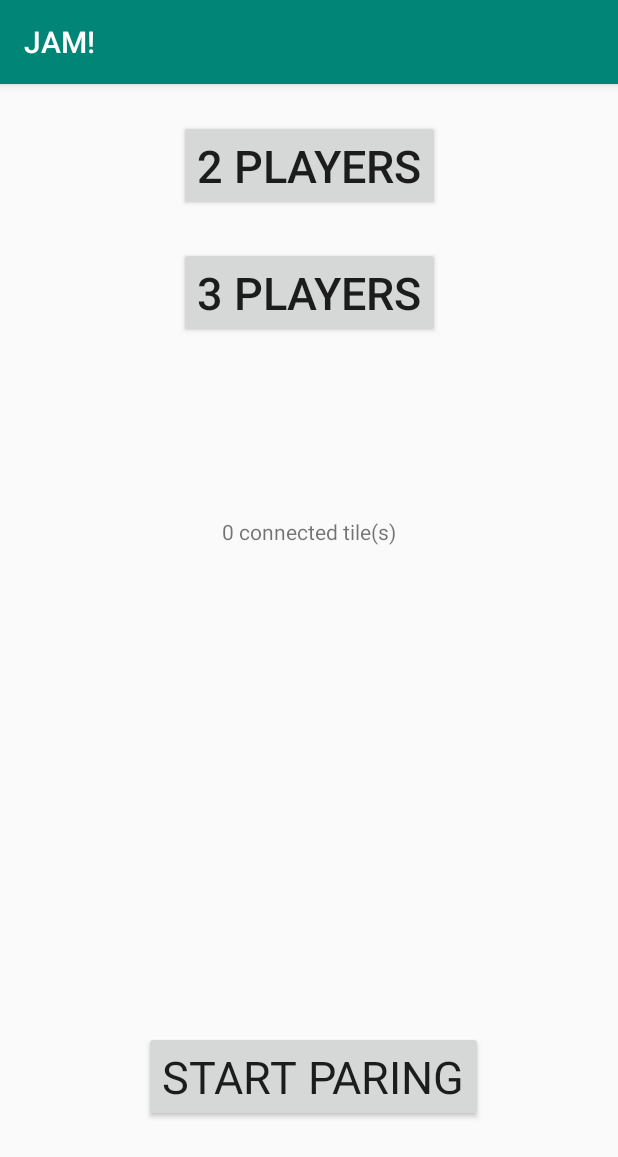
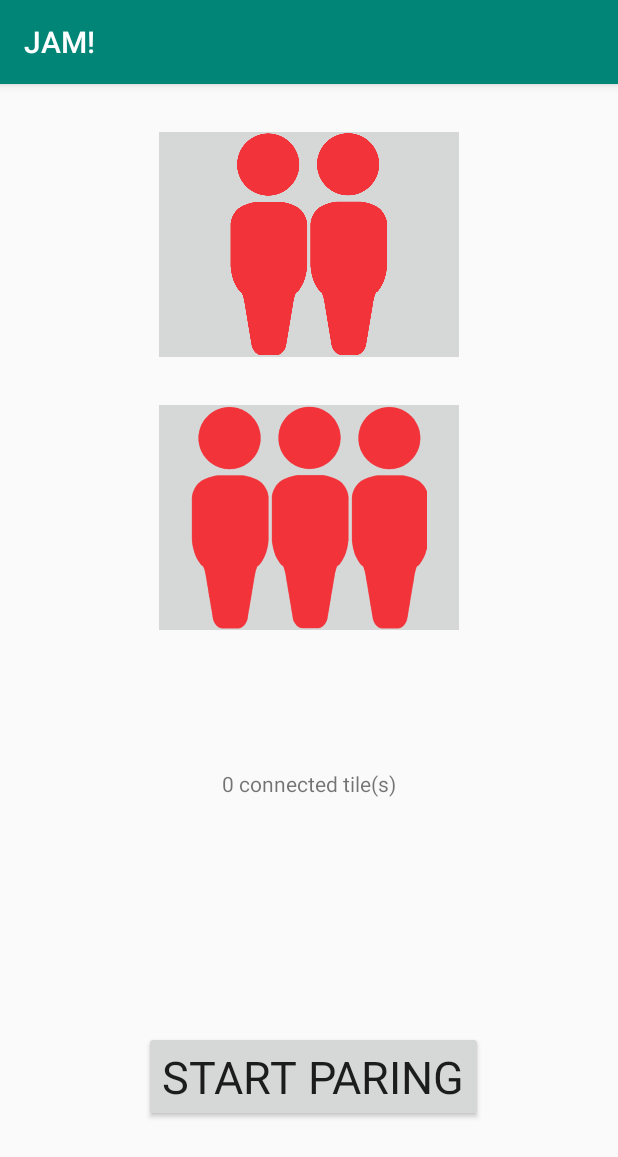
Before and after one commit to sellerskyle/PlaywareGroup2Final, an Android app: the screen it shows after launch (MainActivity), on a phone screen of 412 x 824 dp. Shown: the top 1157 px of the screen. Run offline under Robolectric (Android 15) with nearby library versions, the phone set to English and light mode, and no system bars; libraries missing offline, so code that uses them is left out: com.livelife.motolibrary; Roboto replaces fonts that are not available here; 7 statements that could not run were skipped.

Commit message:
Image buttons on the main screen and colors on the instrument selection screen.

```diff
--- a/app/src/main/java/com/example/miniproject/InstrumentSelectionActivity.java
+++ b/app/src/main/java/com/example/miniproject/InstrumentSelectionActivity.java
@@ -74,13 +74,11 @@ public class InstrumentSelectionActivity extends AppCompatActivity implements Ad
             tilesPerPlayer = 4;
         }
 
-
         connection.setAllTilesColor(AntData.LED_COLOR_OFF);
         for(int i = 0 ; i < numberOfPlayers; i++){
             for(int j = 0 ; j < tilesPerPlayer; j++){
                 int tileid=(tilesPerPlayer*i)+j+1;
                 Log.v("Game","Id:" + tileid);
-
                 connection.setTileColor(color[i], tileid);
             }
         }
@@ -88,13 +86,8 @@ public class InstrumentSelectionActivity extends AppCompatActivity implements Ad
         AItiles = tilesConnected-(numberOfPlayers*tilesPerPlayer);
 
         for(int i = 0 ; i < AItiles; i++){
-            //connection.setTileColor(color[i+numberOfPlayers], (numberOfPlayers*tilesPerPlayer)+i+1);
-           // connection.setTileColor(color[3], (10));
-           // connection.setTileColorRelease(color[i+numberOfPlayers], (numberOfPlayers*tilesPerPlayer)+i+1);
+            connection.setTileColor(color[i+numberOfPlayers], (numberOfPlayers*tilesPerPlayer)+i+1);
         }
-
-
-
 
         Spinner player1 = (Spinner) findViewById(R.id.player1selection);
         ArrayAdapter<CharSequence> adapter1 = ArrayAdapter.createFromResource(this, R.array.instrument_options, android.R.layout.simple_spinner_item);
--- a/app/src/main/java/com/example/miniproject/MainActivity.java
+++ b/app/src/main/java/com/example/miniproject/MainActivity.java
@@ -7,6 +7,7 @@ import android.os.Bundle;
 import android.view.View;
 import android.widget.ArrayAdapter;
 import android.widget.Button;
+import android.widget.ImageButton;
 import android.widget.Spinner;
 import android.widget.TextView;
 
@@ -19,15 +20,12 @@ import com.livelife.motolibrary.OnAntEventListener;
 
 public class MainActivity extends AppCompatActivity implements OnAntEventListener {
 
-    MotoConnection connection;// = MotoConnection.getInstance();
+    MotoConnection connection;
     MotoSound sound = MotoSound.getInstance();
 
     Button paringButton;
-    Button TwoPlayerButton;
-    Button ThreePlayerButton;
-
-    TextView tileIDs;
-
+    ImageButton TwoPlayerButton;
+    ImageButton ThreePlayerButton;
 
     boolean isParing = false;
 
--- a/app/src/main/res/layout/activity_instrument_selection.xml
+++ b/app/src/main/res/layout/activity_instrument_selection.xml
@@ -11,8 +11,10 @@
         android:layout_width="wrap_content"
         android:layout_height="wrap_content"
         android:layout_marginEnd="32dp"
+        android:background="@android:color/holo_purple"
         android:text="Player 4 Selection:"
         android:textAppearance="@android:style/TextAppearance.Material.Medium"
+        android:textColor="@android:color/white"
         app:layout_constraintBottom_toTopOf="@+id/player4selection"
         app:layout_constraintEnd_toEndOf="parent" />
 
@@ -31,8 +33,10 @@
         android:layout_height="wrap_content"
         android:layout_marginStart="28dp"
         android:layout_marginTop="36dp"
+        android:background="@color/Red"
         android:text="Player 1 Selection:"
         android:textAppearance="@android:style/TextAppearance.Material.Medium"
+        android:textColor="@android:color/white"
         app:layout_constraintStart_toStartOf="parent"
         app:layout_constraintTop_toTopOf="parent" />
 
@@ -51,8 +55,10 @@
         android:layout_height="wrap_content"
         android:layout_marginTop="36dp"
         android:layout_marginEnd="36dp"
+        android:background="@android:color/holo_blue_dark"
         android:text="Player 2 Selection:"
         android:textAppearance="@android:style/TextAppearance.Material.Medium"
+        android:textColor="@android:color/white"
         app:layout_constraintEnd_toEndOf="parent"
         app:layout_constraintTop_toTopOf="parent" />
 
@@ -70,8 +76,10 @@
         android:layout_width="wrap_content"
         android:layout_height="wrap_content"
         android:layout_marginStart="28dp"
+        android:background="@android:color/holo_green_dark"
         android:text="Player 3 Selection:"
         android:textAppearance="@android:style/TextAppearance.Material.Medium"
+        android:textColor="@android:color/white"
         app:layout_constraintBottom_toTopOf="@+id/player3selection"
         app:layout_constraintStart_toStartOf="parent" />
 
--- a/app/src/main/res/layout/activity_main.xml
+++ b/app/src/main/res/layout/activity_main.xml
@@ -11,12 +11,13 @@
         android:id="@+id/statusTextView"
         android:layout_width="wrap_content"
         android:layout_height="wrap_content"
+        android:layout_marginBottom="8dp"
         android:fontFamily="@font/roboto"
         android:text="0 connected tile(s)"
-        app:layout_constraintBottom_toBottomOf="parent"
+        app:layout_constraintBottom_toTopOf="@+id/paringButton"
         app:layout_constraintLeft_toLeftOf="parent"
         app:layout_constraintRight_toRightOf="parent"
-        app:layout_constraintTop_toTopOf="parent"
+        app:layout_constraintTop_toBottomOf="@+id/ThreePlayerButton"
         app:layout_constraintVertical_bias="0.386" />
 
 
@@ -35,28 +36,31 @@
         app:layout_constraintHorizontal_bias="0.516"
         app:layout_constraintStart_toStartOf="parent" />
 
-    <Button
+    <ImageButton
         android:id="@+id/TwoPlayerButton"
-        android:layout_width="wrap_content"
-        android:layout_height="wrap_content"
+        android:layout_width="200dp"
+        android:layout_height="150dp"
         android:layout_marginStart="8dp"
-        android:layout_marginTop="24dp"
+        android:layout_marginTop="32dp"
         android:layout_marginEnd="8dp"
-        android:text="2 Players"
-        android:textSize="30sp"
+        android:background="?attr/colorButtonNormal"
+        android:scaleType="fitCenter"
+        android:src="@drawable/two_player"
         app:layout_constraintEnd_toEndOf="parent"
         app:layout_constraintStart_toStartOf="parent"
         app:layout_constraintTop_toTopOf="parent" />
 
-    <Button
+    <ImageButton
         android:id="@+id/ThreePlayerButton"
-        android:layout_width="wrap_content"
-        android:layout_height="wrap_content"
+        android:layout_width="200dp"
+        android:layout_height="150dp"
+
         android:layout_marginStart="8dp"
-        android:layout_marginTop="24dp"
+        android:layout_marginTop="32dp"
         android:layout_marginEnd="8dp"
-        android:text="3 Players"
-        android:textSize="30sp"
+        android:background="?attr/colorButtonNormal"
+        android:scaleType="fitCenter"
+        android:src="@drawable/three_player"
         app:layout_constraintEnd_toEndOf="parent"
         app:layout_constraintStart_toStartOf="parent"
         app:layout_constraintTop_toBottomOf="@+id/TwoPlayerButton" />
```
Also changed, not shown: app/src/main/res/drawable-v24/two_player.png (deleted), app/src/main/res/drawable/three_player.png (added), app/src/main/res/drawable/two_player.png (added).
